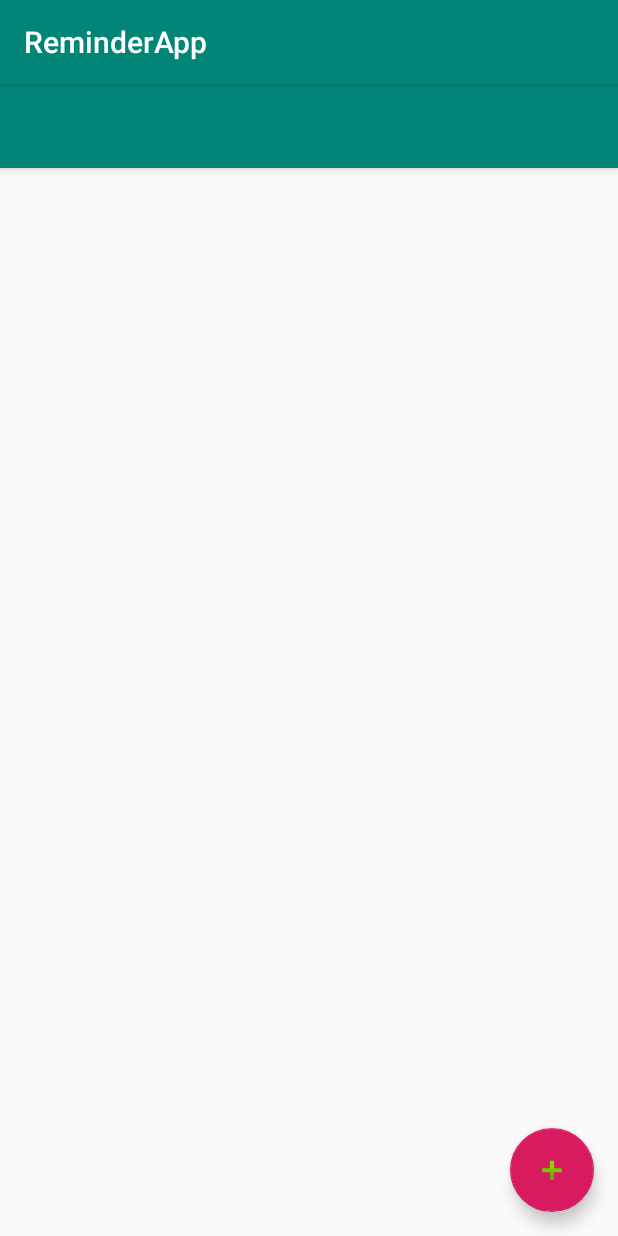
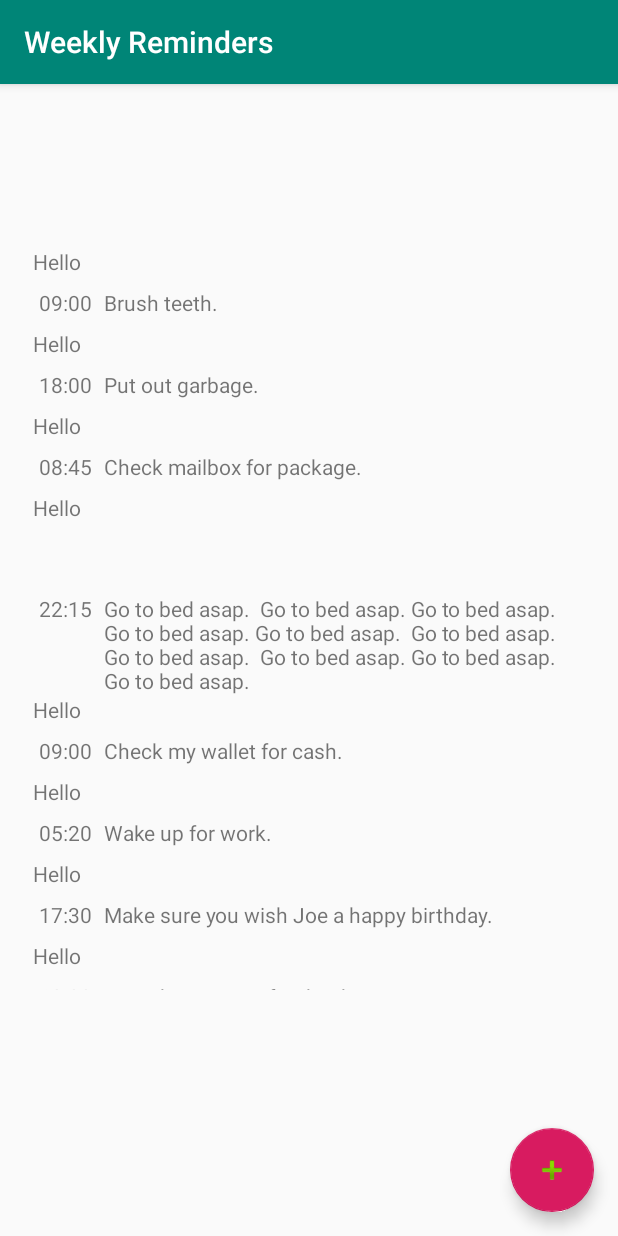
Before and after one commit to RichMBateman/ReminderApp, an Android app: the screen it shows after launch (PrimaryActivity), on a phone screen of 412 x 824 dp. Run offline under Robolectric (Android 15) with nearby library versions, the phone set to English and light mode, and no system bars.

Commit message:
Recycler view, layout updates.

```diff
--- a/app/build.gradle
+++ b/app/build.gradle
@@ -16,10 +16,14 @@ android {
             proguardFiles getDefaultProguardFile('proguard-android.txt'), 'proguard-rules.pro'
         }
     }
+    compileOptions {
+        targetCompatibility JavaVersion.VERSION_1_8
+        sourceCompatibility JavaVersion.VERSION_1_8
+    }
 }
 
 dependencies {
-    implementation fileTree(dir: 'libs', include: ['*.jar'])
+    implementation fileTree(include: ['*.jar'], dir: 'libs')
     implementation 'com.android.support:appcompat-v7:28.0.0'
     implementation 'com.android.support.constraint:constraint-layout:1.1.3'
     testImplementation 'junit:junit:4.12'
--- a/app/src/main/AndroidManifest.xml
+++ b/app/src/main/AndroidManifest.xml
@@ -8,7 +8,7 @@
         android:label="@string/app_name"
         android:roundIcon="@mipmap/ic_launcher_round"
         android:supportsRtl="true"
-        android:theme="@style/AppTheme">
+        android:theme="@style/AppTheme.NoActionBar">
         <activity android:name=".PrimaryActivity">
             <intent-filter>
                 <action android:name="android.intent.action.MAIN" />
--- /dev/null
+++ b/app/src/main/java/com/bateman/richard/reminderapp/BaseActivity.java
@@ -0,0 +1,35 @@
+package com.bateman.richard.reminderapp;
+
+import android.support.v7.app.ActionBar;
+import android.support.v7.app.AppCompatActivity;
+import android.support.v7.widget.Toolbar;
+import android.util.Log;
+
+public class BaseActivity extends AppCompatActivity {
+    private static final String TAG = "BaseActivity";
+
+    /**
+     * Allows an activity to show the toolbar (which includes the activity title),
+     * and whether the home button will be shown.  The home button is a back arrow to take the user back to the home screen.
+     * @param enableHome
+     */
+    void activateToolbar(boolean enableHome) {
+        Log.d(TAG, "activateToolbar: starts");
+        ActionBar actionBar = getSupportActionBar();
+        if(actionBar == null) {
+            Log.d(TAG, "activateToolbar: actionBar is null.  Retrieving toolbar from view.");
+            Toolbar toolbar = findViewById(R.id.m_toolbar);
+
+            if(toolbar != null) {
+                // setSupportActionBar sets a Toolbar to act as the ActionBar for this activity window.
+                setSupportActionBar(toolbar);
+                actionBar = getSupportActionBar();
+            }
+        }
+
+        if(actionBar != null) {
+            Log.d(TAG, "activateToolbar: setting home as enabled?: " + enableHome);
+            actionBar.setDisplayHomeAsUpEnabled(enableHome);
+        }
+    }
+}
--- a/app/src/main/java/com/bateman/richard/reminderapp/PrimaryActivity.java
+++ b/app/src/main/java/com/bateman/richard/reminderapp/PrimaryActivity.java
@@ -3,27 +3,71 @@ package com.bateman.richard.reminderapp;
 import android.os.Bundle;
 import android.support.design.widget.FloatingActionButton;
 import android.support.design.widget.Snackbar;
+import android.support.v7.app.ActionBar;
 import android.support.v7.app.AppCompatActivity;
+import android.support.v7.widget.LinearLayoutManager;
+import android.support.v7.widget.RecyclerView;
 import android.support.v7.widget.Toolbar;
+import android.util.Log;
 import android.view.View;
 
-public class PrimaryActivity extends AppCompatActivity {
+public class PrimaryActivity extends BaseActivity
+    implements RecyclerItemClickListener.OnRecyclerClickListener {
+
+    private static final String TAG = "PrimaryActivity";
+
+    private final ReminderCollection m_reminderCollection = new ReminderCollection();
+    private ReminderEntryRecyclerViewAdapter m_reminderAdapter;
 
     @Override
     protected void onCreate(Bundle savedInstanceState) {
         super.onCreate(savedInstanceState);
         setContentView(R.layout.activity_primary);
-        Toolbar toolbar = (Toolbar) findViewById(R.id.m_toolbar);
-        setSupportActionBar(toolbar);
 
-        FloatingActionButton fab = findViewById(R.id.m_floatingActionButton);
-        fab.setOnClickListener(new View.OnClickListener() {
-            @Override
-            public void onClick(View view) {
-                Snackbar.make(view, "Replace with your own action", Snackbar.LENGTH_LONG)
-                        .setAction("Action", null).show();
-            }
-        });
+        activateToolbar(false);
+        setupFloatingActionButton();
+        setupRecyclerView();
     }
 
+    @Override
+    public void onItemClick(View view, int position) {
+
+    }
+
+    @Override
+    public void onItemLongClick(View view, int position) {
+
+    }
+
+    private void setupRecyclerView() {
+        Log.d(TAG, "setupRecyclerView: start");
+
+        RecyclerView recyclerView = findViewById(R.id.m_recyclerView);
+        recyclerView.setLayoutManager(new LinearLayoutManager(this));
+        recyclerView.addOnItemTouchListener(new RecyclerItemClickListener(this, recyclerView, this));
+
+        m_reminderAdapter = new ReminderEntryRecyclerViewAdapter(this, m_reminderCollection);
+        recyclerView.setAdapter(m_reminderAdapter);
+
+        Log.d(TAG, "setupRecyclerView: end");
+    }
+
+    private void setupFloatingActionButton() {
+        FloatingActionButton fab = findViewById(R.id.m_floatingActionButton);
+        // Notice the use of the lambda expression.  Requires Java 8.
+        fab.setOnClickListener((view) -> {
+            Snackbar.make(view, "Replace with your own action", Snackbar.LENGTH_LONG)
+                    .setAction("Action", null).show();
+        });
+//        This is the equivalent code without using a lambda.
+//        fab.setOnClickListener(new View.OnClickListener() {
+//            @Override
+//            public void onClick(View view) {
+//                Snackbar.make(view, "Replace with your own action", Snackbar.LENGTH_LONG)
+//                        .setAction("Action", null).show();
+//            }
+//        });
+    }
+
+
 }
--- a/app/src/main/java/com/bateman/richard/reminderapp/ReminderCollection.java
+++ b/app/src/main/java/com/bateman/richard/reminderapp/ReminderCollection.java
@@ -2,19 +2,29 @@ package com.bateman.richard.reminderapp;
 
 import java.time.DayOfWeek;
 import java.time.LocalTime;
+import java.util.ArrayList;
 import java.util.EnumSet;
-import java.util.TreeSet;
+import java.util.List;
 
 /**
  * Manages the collection of reminders, and when to create new ones.
  */
 public class ReminderCollection {
-    private final TreeSet<ReminderEntry> m_set;
+    private final List<ReminderEntry> m_reminderList;
 
     public ReminderCollection() {
-        m_set = new TreeSet<>();
-        // Temporary code just for testing.
+        m_reminderList = new ArrayList<>();
+        // Uncomment below if you want to populate your reminder collection with some test data.
         addTestData();
+    }
+
+    public ReminderEntry getReminderAt(int position) {
+        ReminderEntry entry = m_reminderList.get(position);
+        return entry;
+    }
+
+    public int getCount() {
+        return m_reminderList.size();
     }
 
     /**
@@ -33,15 +43,15 @@ public class ReminderCollection {
         ReminderEntry entry09 = new ReminderEntry(LocalTime.of(13,30), "Update progress on project.  Make sure to notify supervisor of any important updates.", EnumSet.of(DayOfWeek.TUESDAY, DayOfWeek.THURSDAY), true);
         ReminderEntry entry10 = new ReminderEntry(LocalTime.of(18,15), "Half-day at work, today.", EnumSet.of(DayOfWeek.MONDAY, DayOfWeek.FRIDAY), false);
 
-        m_set.add(entry01);
-        m_set.add(entry02);
-        m_set.add(entry03);
-        m_set.add(entry04);
-        m_set.add(entry05);
-        m_set.add(entry06);
-        m_set.add(entry07);
-        m_set.add(entry08);
-        m_set.add(entry09);
-        m_set.add(entry10);
+        m_reminderList.add(entry01);
+        m_reminderList.add(entry02);
+        m_reminderList.add(entry03);
+        m_reminderList.add(entry04);
+        m_reminderList.add(entry05);
+        m_reminderList.add(entry06);
+        m_reminderList.add(entry07);
+        m_reminderList.add(entry08);
+        m_reminderList.add(entry09);
+        m_reminderList.add(entry10);
     }
 }
--- a/app/src/main/java/com/bateman/richard/reminderapp/ReminderEntry.java
+++ b/app/src/main/java/com/bateman/richard/reminderapp/ReminderEntry.java
@@ -50,6 +50,38 @@ public class ReminderEntry implements Comparable<ReminderEntry> {
         this.m_recurs = recurs;
 
         deriveNextOccurrence();
+    }
+
+    public LocalTime getReminderTime() {
+        return m_reminderTime;
+    }
+
+    public void setReminderTime(LocalTime reminderTime) {
+        m_reminderTime = reminderTime;
+    }
+
+    public EnumSet<DayOfWeek> getSelectedDaysOfWeek() {
+        return m_selectedDaysOfWeek;
+    }
+
+    public void setSelectedDaysOfWeek(EnumSet<DayOfWeek> selectedDaysOfWeek) {
+        m_selectedDaysOfWeek = selectedDaysOfWeek;
+    }
+
+    public String getReminderText() {
+        return m_reminderText;
+    }
+
+    public void setReminderText(String reminderText) {
+        m_reminderText = reminderText;
+    }
+
+    public Boolean getRecurs() {
+        return m_recurs;
+    }
+
+    public void setRecurs(Boolean recurs) {
+        m_recurs = recurs;
     }
 
     /**
--- /dev/null
+++ b/app/src/main/java/com/bateman/richard/reminderapp/ReminderEntryRecyclerViewAdapter.java
@@ -0,0 +1,92 @@
+package com.bateman.richard.reminderapp;
+
+import android.content.Context;
+import android.support.annotation.NonNull;
+import android.support.v7.widget.RecyclerView;
+import android.util.Log;
+import android.view.LayoutInflater;
+import android.view.View;
+import android.view.ViewGroup;
+import android.widget.TextView;
+
+/**
+ * An adapter for displaying Reminders in a RecyclerView.
+ */
+public class ReminderEntryRecyclerViewAdapter extends RecyclerView.Adapter<ReminderEntryRecyclerViewAdapter.ReminderEntryViewHolder> {
+    private static final String TAG = "ReminderEntryRecyclerVi";
+    private final ReminderCollection m_reminderCollection;
+    private final Context m_context;
+
+    /**
+     * (Reminder: A static inner class is basically like a class defined in its own file, but for convenience,
+     * has been packaged inside another class.)
+     * This class is a ViewHolder, which is meant to hold onto references to all of the views inside a RecyclerView view.
+     *
+     */
+    static class ReminderEntryViewHolder extends RecyclerView.ViewHolder {
+        private static final String TAG = "ReminderEntryViewHolder";
+        private TextView m_labelDateTime;
+        private TextView m_labelReminderText;
+        private TextView m_daySeparatorBar;
+
+        public ReminderEntryViewHolder(View itemView) {
+            super(itemView);
+            Log.d(TAG, "ReminderEntryViewHolder: start");
+            m_labelDateTime = itemView.findViewById(R.id.m_labelDateTime);
+            m_labelReminderText = itemView.findViewById(R.id.m_lblReminderText);
+            m_daySeparatorBar = itemView.findViewById(R.id.m_daySeparatorBar);
+        }
+
+        public TextView getLabelDateTime() {
+            return m_labelDateTime;
+        }
+
+        public TextView getLabelReminderText() {
+            return m_labelReminderText;
+        }
+
+        public TextView getDaySeparatorBar() {
+            return m_daySeparatorBar;
+        }
+    }
+
+    public ReminderEntryRecyclerViewAdapter(Context context, ReminderCollection reminderCollection) {
+        m_context=context;
+        m_reminderCollection=reminderCollection;
+    }
+
+    /**
+     * Called by the layout manager when it needs a new view.
+     */
+    @NonNull
+    @Override
+    public ReminderEntryViewHolder onCreateViewHolder(@NonNull ViewGroup parent, int viewType) {
+        Log.d(TAG, "onCreateViewHolder: new view requested");
+        View view = LayoutInflater.from(parent.getContext()).inflate(R.layout.reminder_entry, parent, false);
+        return new ReminderEntryViewHolder(view);
+    }
+
+    /**
+     * Called by the layout manager when it wants new data in an existing view (row)
+     * If we have no reminders, we will set some default properties into the placeholder.
+     * Otherwise, get the specific reminder using the position argument, and update the views in the holder accordingly.
+     */
+    @Override
+    public void onBindViewHolder(@NonNull ReminderEntryViewHolder holder, int position) {
+        if(m_reminderCollection == null || m_reminderCollection.getCount() == 0) {
+
+        } else {
+            ReminderEntry reminderEntry = m_reminderCollection.getReminderAt(position);
+            holder.m_daySeparatorBar.setText("Hello");
+            holder.m_labelReminderText.setText(reminderEntry.getReminderText());
+            holder.m_labelDateTime.setText(reminderEntry.getReminderTime().toString());
+        }
+    }
+
+    @Override
+    public int getItemCount() {
+        // Ask the reminder collection how many items there are.
+        // If you want to always display some kind of empty placeholder thing, always return at least 1.
+        return m_reminderCollection.getCount();
+    }
+}
--- a/app/src/main/res/layout/activity_primary.xml
+++ b/app/src/main/res/layout/activity_primary.xml
@@ -4,6 +4,7 @@
     xmlns:tools="http://schemas.android.com/tools"
     android:layout_width="match_parent"
     android:layout_height="match_parent"
+    android:fitsSystemWindows="true"
     tools:context=".PrimaryActivity">
 
     <android.support.design.widget.AppBarLayout
@@ -20,6 +21,8 @@
 
     </android.support.design.widget.AppBarLayout>
 
+    <include layout="@layout/content_main" />
+
     <android.support.design.widget.FloatingActionButton
         android:id="@+id/m_floatingActionButton"
         android:layout_width="wrap_content"
--- /dev/null
+++ b/app/src/main/res/layout/content_main.xml
@@ -0,0 +1,21 @@
+<?xml version="1.0" encoding="utf-8"?>
+<android.support.constraint.ConstraintLayout
+    xmlns:android="http://schemas.android.com/apk/res/android"
+    xmlns:app="http://schemas.android.com/apk/res-auto"
+    xmlns:tools="http://schemas.android.com/tools"
+    android:layout_width="match_parent"
+    android:layout_height="match_parent">
+
+    <android.support.v7.widget.RecyclerView
+        android:id="@+id/m_recyclerView"
+        android:layout_width="368dp"
+        android:layout_height="495dp"
+        android:layout_marginStart="8dp"
+        android:layout_marginTop="8dp"
+        android:layout_marginEnd="8dp"
+        android:layout_marginBottom="8dp"
+        app:layout_constraintBottom_toBottomOf="parent"
+        app:layout_constraintEnd_toEndOf="parent"
+        app:layout_constraintStart_toStartOf="parent"
+        app:layout_constraintTop_toTopOf="parent" />
+</android.support.constraint.ConstraintLayout>
--- a/app/src/main/res/values/strings.xml
+++ b/app/src/main/res/values/strings.xml
@@ -1,4 +1,4 @@
 <resources>
-    <string name="app_name">ReminderApp</string>
+    <string name="app_name">Weekly Reminders</string>
     <string name="title_activity_primary">PrimaryActivity</string>
 </resources>
```
Also changed, not shown: app/src/main/java/com/bateman/richard/reminderapp/RecyclerItemClickListener.java (added, +109 -0 lines), app/src/main/res/layout/reminder_detail.xml (+5 -4 lines).
